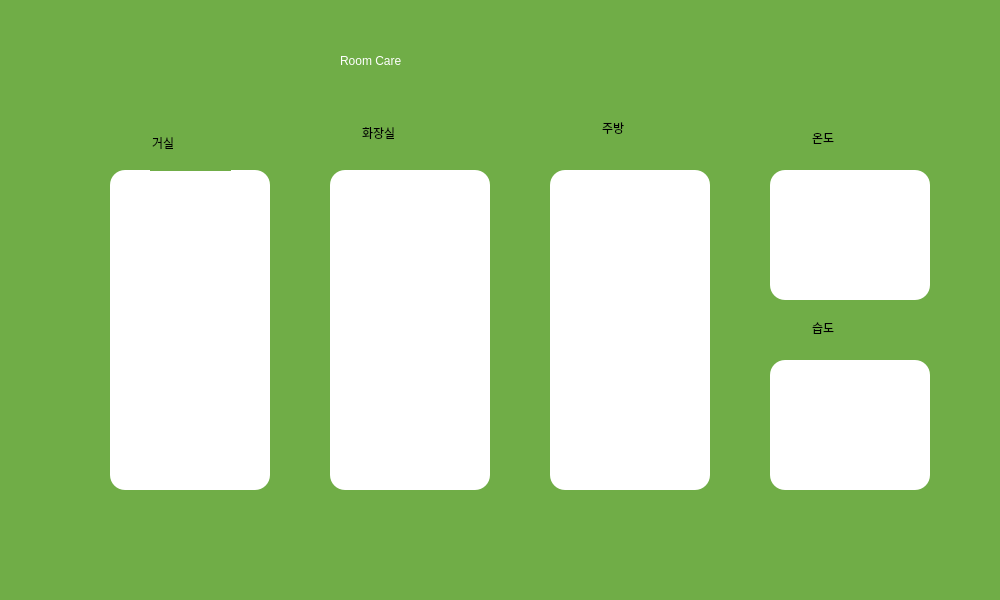
Before: the Qt Designer form roomcare/roomcare.ui in my0614/pyqt5, drawn with Qt 5.
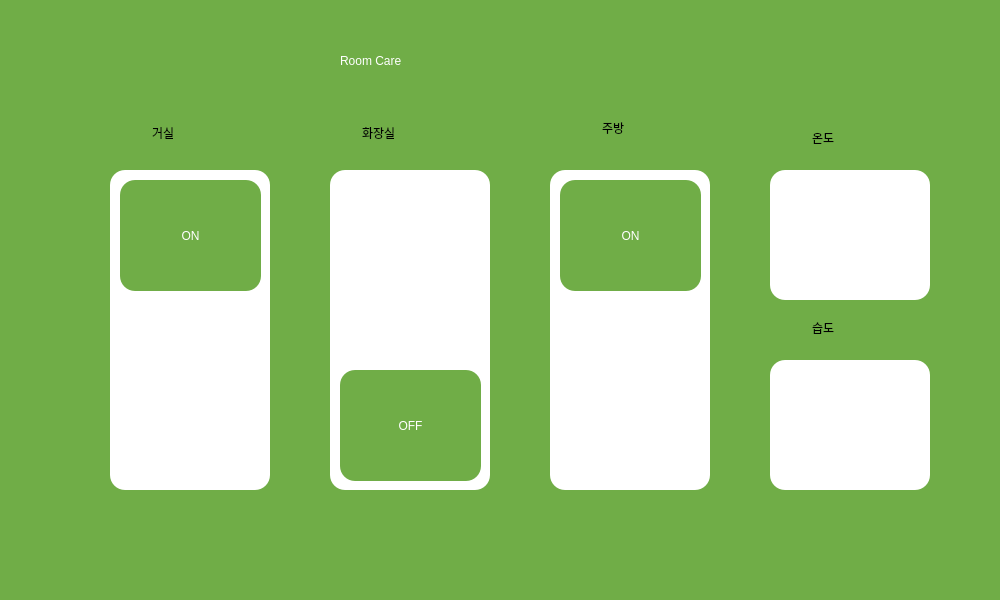
After: the same form once the commit is applied.

Commit message: ADD : 최종 디자인

What changed in the file:
```diff
--- a/roomcare/roomcare.ui
+++ b/roomcare/roomcare.ui
@@ -123,7 +123,7 @@
     <property name="geometry">
      <rect>
       <x>150</x>
-      <y>120</y>
+      <y>110</y>
       <width>81</width>
       <height>51</height>
      </rect>
@@ -204,6 +204,60 @@
      <string>습도</string>
     </property>
    </widget>
+   <widget class="QPushButton" name="LED1">
+    <property name="geometry">
+     <rect>
+      <x>120</x>
+      <y>180</y>
+      <width>141</width>
+      <height>111</height>
+     </rect>
+    </property>
+    <property name="styleSheet">
+     <string notr="true">border-radius :15px;
+color : white;
+font: 87 16pt &quot;Arial Black&quot;;</string>
+    </property>
+    <property name="text">
+     <string>ON</string>
+    </property>
+   </widget>
+   <widget class="QPushButton" name="LED3">
+    <property name="geometry">
+     <rect>
+      <x>560</x>
+      <y>180</y>
+      <width>141</width>
+      <height>111</height>
+     </rect>
+    </property>
+    <property name="styleSheet">
+     <string notr="true">border-radius :15px;
+color : white;
+font: 87 16pt &quot;Arial Black&quot;;</string>
+    </property>
+    <property name="text">
+     <string>ON</string>
+    </property>
+   </widget>
+   <widget class="QPushButton" name="LED2">
+    <property name="geometry">
+     <rect>
+      <x>340</x>
+      <y>370</y>
+      <width>141</width>
+      <height>111</height>
+     </rect>
+    </property>
+    <property name="styleSheet">
+     <string notr="true">border-radius :15px;
+color : white;
+font: 87 16pt &quot;Arial Black&quot;;</string>
+    </property>
+    <property name="text">
+     <string>OFF</string>
+    </property>
+   </widget>
   </widget>
   <widget class="QStatusBar" name="statusbar"/>
  </widget>
```
Left out of the diff: 4 changed lines with no effect on the pictures. The commit also changes 1 other file.
